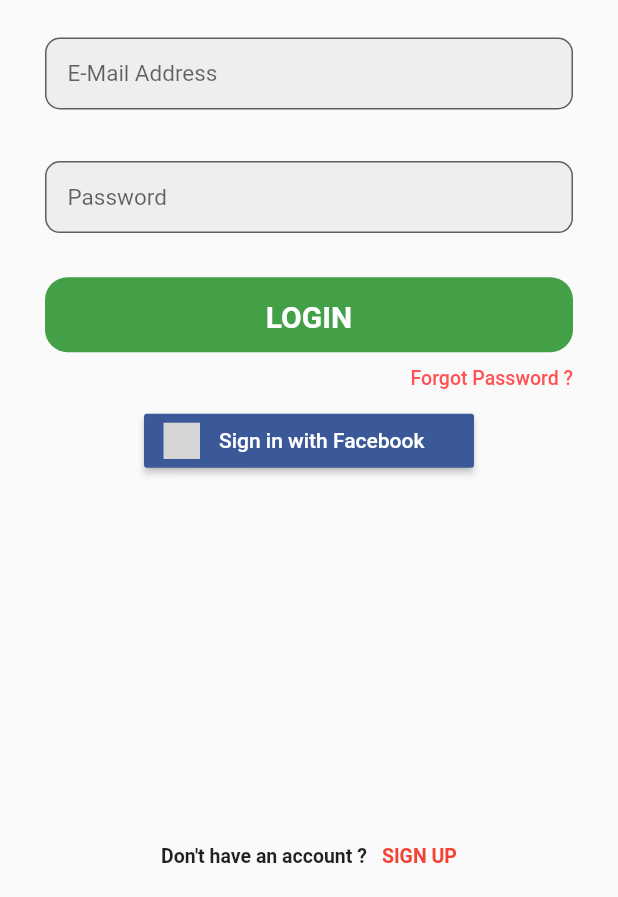
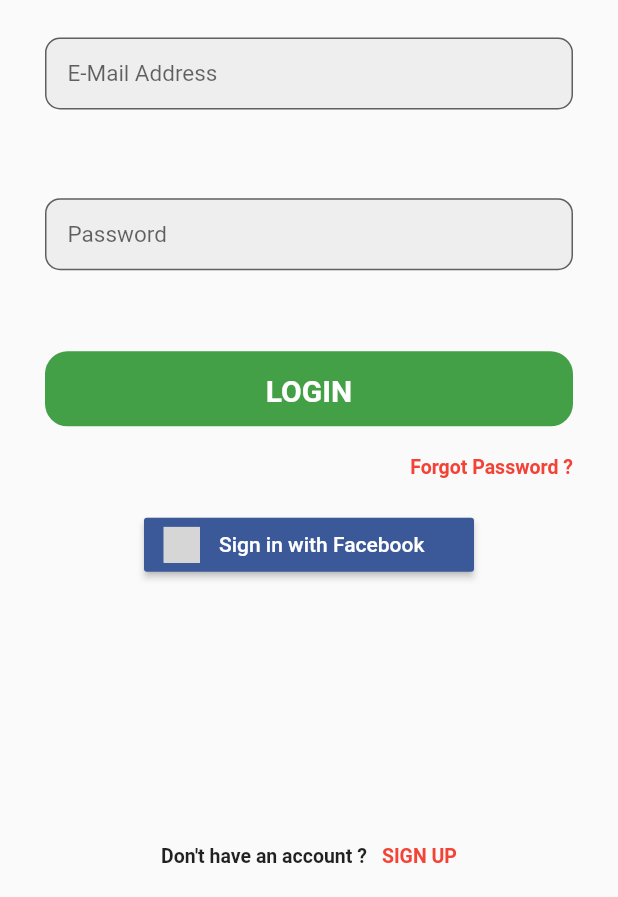
Before and after one commit to icpepsg/tracker, a Flutter app: the screen it shows after launch, on a phone screen of 412 x 824 dp, the part 339-1236 px from its top. Run offline on Flutter 3.47's test engine with Material 2 defaults, Android fonts, the phone set to English and light mode, and no system bars; our stand-ins replace auto_size_text, bloc, device_info, email_validator, equatable, flutter_bloc and 11 more; missing offline and left inert: flutter_facebook_login, screen; accounts and stored records are empty; grey boxes are pictures that could not be loaded.

Commit message:
v6 for prod

```diff
--- a/lib/src/LoginForm.dart
+++ b/lib/src/LoginForm.dart
@@ -16,6 +16,7 @@ import 'package:tracker/src/customwidget/CustomButton.dart';
 import 'package:tracker/src/customwidget/ImageContainer.dart';
 import 'package:tracker/src/model/FbModel.dart';
 import 'package:tracker/src/model/UserModel.dart';
+import 'package:tracker/src/password_reset.dart';
 import 'package:tracker/src/service/login_service.dart';
 import 'package:http/http.dart' as http;
 class LoginForm extends StatefulWidget {
@@ -115,6 +116,31 @@ class _LoginFormState extends State<LoginForm> {
             },
             child: Text(
               Constants.TXT_LABEL_REGISTER,
+              style: TextStyle(
+                  color: Colors.red,
+                  fontSize: fontSize,
+                  fontWeight: FontWeight.w600),
+            ),
+          )
+        ],
+      ),
+    );
+  }
+
+  Widget _resetPasswordLabel(double fontSize) {
+    return Container(
+      margin: EdgeInsets.symmetric(vertical: 20),
+      alignment: Alignment.bottomCenter,
+      child: Row(
+        mainAxisAlignment: MainAxisAlignment.end,
+        children: <Widget>[
+          InkWell(
+            onTap: () {
+              Navigator.push(
+                  context, MaterialPageRoute(builder: (context) => PasswordReset()));
+            },
+            child: Text(
+              Constants.TXT_LABEL_FORGOT_PASSWORD,
               style: TextStyle(
                   color: Colors.red,
                   fontSize: fontSize,
@@ -258,13 +284,10 @@ class _LoginFormState extends State<LoginForm> {
                           ),
                           _submitButton(context),
                           Container(
-                            padding: EdgeInsets.symmetric(vertical: 10),
+                            //padding: EdgeInsets.symmetric(vertical: 10),
                             alignment: Alignment.centerRight,
-                            child: Text(Constants.TXT_LABEL_FORGOT_PASSWORD,
-                                style: TextStyle(
-                                    fontSize: labelSize,
-                                    fontWeight: FontWeight.w500,
-                                    color: Colors.redAccent)),
+                            child: _resetPasswordLabel(labelSize)
+
                           ),
 //                          Container(
 //                            child: Column(
--- a/lib/src/common/Constants.dart
+++ b/lib/src/common/Constants.dart
@@ -15,12 +15,14 @@ class Constants {
       static const TXT_LABEL_REGISTER = 'SIGN UP';
       static const TXT_LABEL_USERNAME = 'E-Mail Address';
       static const TXT_LABEL_PASSWORD = 'Password';
+      static const TXT_LABEL_NEW_PASSWORD = 'New Password';
+      static const TXT_LABEL_TOKEN = 'Token';
       static const TXT_LABEL_FORGOT_PASSWORD = 'Forgot Password ?';
       static const TXT_LABEL_GOT_ACCOUNT = 'Already have an account ?';
       static const TXT_LABEL_CONFIRM_PASSWORD = 'Confirm Password';
 
       // MESSAGES
-      static const MSG_ERROR_USERNAME = 'Please enter a Username or Email Address!';
+      static const MSG_ERROR_USERNAME = 'Please enter your eMail Address!';
       static const MSG_ERROR_PASSWORD = 'Please enter a  password!';
       static const MSG_SUCCESS_NEW_ACCOUNT = "Account Successfully Created. Please login with your account";
       static const MSG_ERROR_PASSWORD_FMT = 'Please enter a minimum 8 character password';
@@ -30,15 +32,16 @@ class Constants {
       //URLS
       //static const API_URL_LOGIN = 'https://newcodeninja.com/webapp/login.php';
       //static const API_URL_SIGN_UP = 'https://newcodeninja.com/webapp/ct_signup.php';
-      static const API_URL_PRIVACY = 'https://newcodeninja.com/webapp/privacy.html';
-      static const API_URL_TERMS = 'https://newcodeninja.com/webapp/terms.html';
+      static const API_URL_PRIVACY = 'http://icpep-appli-sea1jyekuzc0-14925811.ap-southeast-1.elb.amazonaws.com/static/privacy.html';
+      static const API_URL_TERMS = 'http://icpep-appli-sea1jyekuzc0-14925811.ap-southeast-1.elb.amazonaws.com/static/terms.html';
       static const API_URL_ABOUT = 'https://icpepsingapore.com/about-us/';
       static const API_URL_CONTACT = 'https://icpepsingapore.com/contact/';
-      static const API_URL_LOGIN = 'http://ec2-54-255-76-190.ap-southeast-1.compute.amazonaws.com/api/users/login';
-      static const API_URL_SIGN_UP = 'http://ec2-54-255-76-190.ap-southeast-1.compute.amazonaws.com/api/users/signup';
-      static const API_URL_LOG = 'http://ec2-54-255-76-190.ap-southeast-1.compute.amazonaws.com/api/track/log';
+      static const API_URL_LOGIN = 'http://icpep-appli-sea1jyekuzc0-14925811.ap-southeast-1.elb.amazonaws.com/api/users/login';
+      static const API_URL_SIGN_UP = 'http://icpep-appli-sea1jyekuzc0-14925811.ap-southeast-1.elb.amazonaws.com/api/users/signup';
+      static const API_URL_LOG = 'http://icpep-appli-sea1jyekuzc0-14925811.ap-southeast-1.elb.amazonaws.com/api/track/log';
       static const API_URL_FACEBOOK_TOKEN = 'https://graph.facebook.com/v2.3/me?fields=email,id,first_name,last_name,middle_name,name,name_format,picture.width(500).height(500),short_name&access_token=';
       static const API_URL_DEFAULT_PHOTO  = 'https://newcodeninja.com/default_photo.png';
       static const API_URL_MARKERS = 'https://newcodeninja.com/webapp/markers.php';
-
+      static const API_URL_REQUEST_RESET = 'http://icpep-appli-sea1jyekuzc0-14925811.ap-southeast-1.elb.amazonaws.com/api/users/reset-password/';
+      static const API_URL_CONFIRM_RESET = 'http://icpep-appli-sea1jyekuzc0-14925811.ap-southeast-1.elb.amazonaws.com/api/users/reset-password/confirm/';
 }
--- a/lib/src/customwidget/CommonTextWidget.dart
+++ b/lib/src/customwidget/CommonTextWidget.dart
@@ -30,7 +30,7 @@ class CommonTextWidget extends StatelessWidget {
       errorSize = 10;
       font = 15;
       inset=15;
-      height = MediaQuery.of(context).size.height*0.10;
+      height = MediaQuery.of(context).size.height*0.13;
     }
     return Container(
       height: height,
--- a/lib/src/history_detail.dart
+++ b/lib/src/history_detail.dart
@@ -71,7 +71,7 @@ class _HistoryDetailState extends State<HistoryDetail> {
         int index = locationList[position].activityId;
         index+=1; print('index =>  $index');
         String uploaded;
-        if (this.locationList[position].uploaded != null){
+        if (this.locationList[position].uploaded != null || this.locationList[position].uploaded!= ''){
           uploaded = "Yes";
         }else{
           uploaded = "Pending";
--- a/lib/src/model/UserModel.dart
+++ b/lib/src/model/UserModel.dart
@@ -16,10 +16,11 @@ class UserModel {
     this.success,
     this.token,
     // ignore: non_constant_identifier_names
-    this.device_id
+    this.device_id,
+    this.email
 
   });
-
+  String email;
   String username;
   String password;
   String message;
@@ -35,6 +36,7 @@ class UserModel {
     success: json["success"],
     token: json["token"],
     device_id: json["device_id"],
+    email: json["email"],
   );
 
   Map<String, dynamic> toJson() => {
@@ -44,5 +46,6 @@ class UserModel {
     "success": success,
     "token": token,
     "device_id": device_id,
+    "email":email,
   };
 }
--- a/lib/src/model/apiModel.dart
+++ b/lib/src/model/apiModel.dart
@@ -11,11 +11,12 @@ String apiModelToJson(ApiModel data) => json.encode(data.toJson());
 class ApiModel {
   ApiModel({
     this.success,
-    this.message,
+    this.message
   });
 
   bool success;
   String message;
+
 
   factory ApiModel.fromJson(Map<String, dynamic> json) => ApiModel(
     success: json["success"],
--- a/pubspec.yaml
+++ b/pubspec.yaml
@@ -1,6 +1,6 @@
 name: tracker
 description: A new Flutter application.
-version: 1.0.1+5
+version: 1.0.1+6
 
 environment:
   sdk: ">=2.5.2 <3.0.0"
```
Also changed, not shown: lib/src/password_reset.dart (added, +224 -0 lines).
